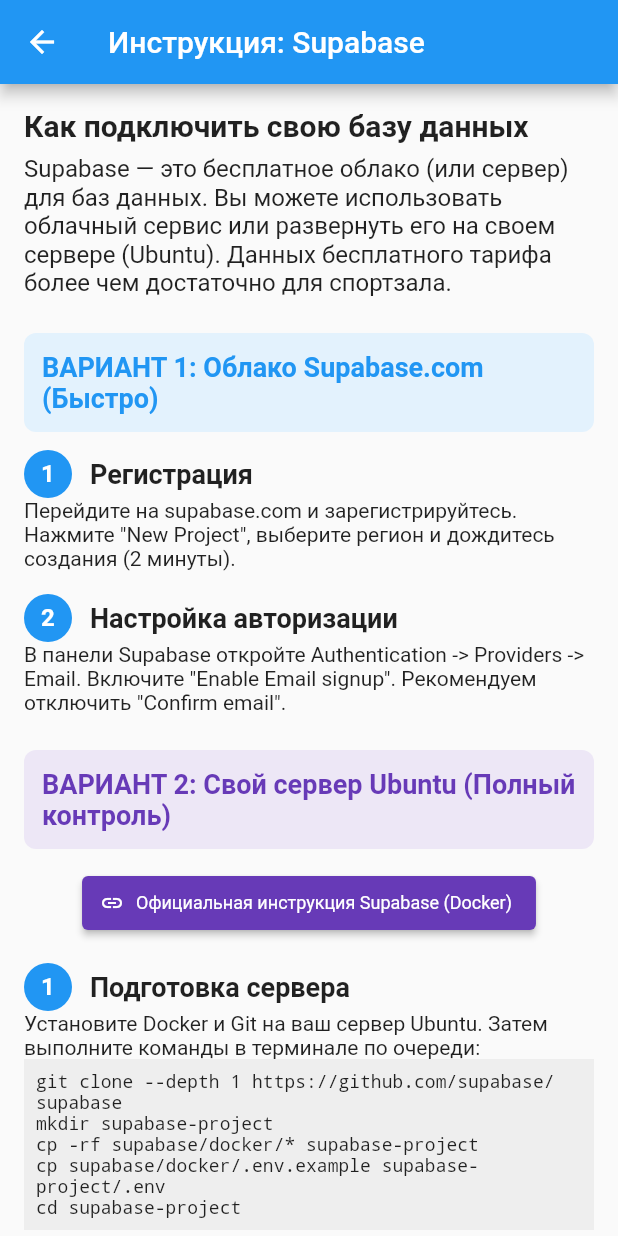
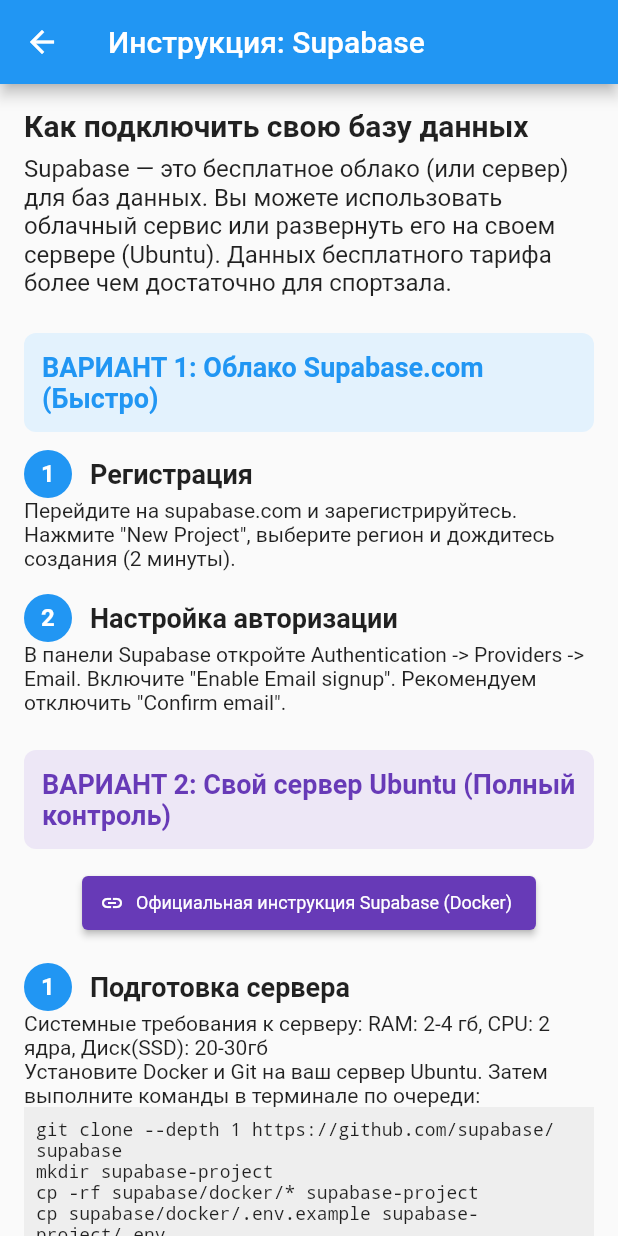
Before and after one commit to arni30rus/gcr_app, a Flutter app: the SetupOwnDbGuideScreen screen opened directly, on a phone screen of 412 x 824 dp. Run offline on Flutter 3.47's test engine with Material 3 defaults, Android fonts, the phone set to English and light mode, and no system bars; our stand-ins replace audioplayers, csv, file_picker, permission_handler, share_plus, shared_preferences and 3 more; missing offline and left inert: mobile_scanner; accounts and stored records are empty.

Commit message:
fix instruction

```diff
--- a/lib/screens/setup_own_db_guide_screen.dart
+++ b/lib/screens/setup_own_db_guide_screen.dart
@@ -72,12 +72,14 @@
             const SizedBox(height: 16),
 
             _buildStep(context, '1', 'Подготовка сервера'),
+            const Text('Системные требования к серверу: RAM: 2-4 гб, CPU: 2 ядра, Диск(SSD): 20-30гб'),
             const Text('Установите Docker и Git на ваш сервер Ubuntu. Затем выполните команды в терминале по очереди:'),
             Container(width: double.infinity, padding: const EdgeInsets.all(8), color: Colors.grey[200], child: const SelectableText(
               'git clone --depth 1 https://github.com/supabase/supabase\n'
               'mkdir supabase-project\n'
               'cp -rf supabase/docker/* supabase-project\n'
               'cp supabase/docker/.env.example supabase-project/.env\n'
+              'rm -r supabase\n'
               'cd supabase-project',
               style: TextStyle(fontFamily: 'Courier', fontSize: 12)
             )),
@@ -96,24 +98,41 @@
             const SizedBox(height: 24),
 
             // ОПТИМИЗАЦИЯ
-            _buildStep(context, '3', 'Оптимизация (Защита от Bloat)'),
-            const SizedBox(height: 10),
+                        _buildStep(context, '3', 'Оптимизация (Защита от Bloat)'),
             Container(
-              padding: const EdgeInsets.all(8),
-              decoration: BoxDecoration(color: Colors.orange[50], borderRadius: BorderRadius.circular(8), border: Border.all(color: Colors.orange)),
-              child: const Column(
+              padding: const EdgeInsets.all(10),
+              decoration: BoxDecoration(
+                color: Colors.orange[50],
+                borderRadius: BorderRadius.circular(8),
+                border: Border.all(color: Colors.orange)
+              ),
+              child: Column( // Убрал const здесь
                 crossAxisAlignment: CrossAxisAlignment.start,
                 children: [
-                  Text('Важно!', style: TextStyle(fontWeight: FontWeight.bold, color: Colors.deepOrange)),
-                  SizedBox(height: 4),
-                  Text('По умолчанию Supabase запускает сервисы логирования и аналитики, которые могут «раздуть» базу до десятков ГБ. Для работы данного приложения они не нужны.'),
-                  SizedBox(height: 8),
-                  Text('1. Откройте файл docker-compose.yml (например, через nano docker-compose.yml).'),
-                  Text('2. Найдите и закомментируйте (поставьте # в начале строк) блоки сервисов:'),
-                  Text('   - analytics (и все связанные с ним volumes)', style: TextStyle(fontFamily: 'Courier', fontSize: 12)),
-                  Text('   - logflare', style: TextStyle(fontFamily: 'Courier', fontSize: 12)),
-                  Text('   - realtime', style: TextStyle(fontFamily: 'Courier', fontSize: 12)),
-                  Text('3. Сохраните файл и перезапустите сервер: sh run.sh stop && sh run.sh start'),
+                  const Text('Важно!', style: TextStyle(fontWeight: FontWeight.bold, color: Colors.deepOrange)),
+                  const SizedBox(height: 4),
+                  const Text('По умолчанию Supabase запускает сервисы логирования, аналитики и хранения картинок. Они забивают жесткий диск логами (до десятков ГБ) и тратят оперативную память. Для данного приложения они не нужны.'),
+                  const SizedBox(height: 8),
+                  const Text('1. Откройте файл docker-compose.yml (команда: nano docker-compose.yml).'),
+                  const Text('2. Найдите в файле следующие сервисы и добавьте им строку profiles: ["disabled"] (как в примере ниже):'),
+                  const Text('   • storage', style: TextStyle(fontFamily: 'Courier', fontSize: 12)),
+                  const Text('   • imgproxy', style: TextStyle(fontFamily: 'Courier', fontSize: 12)),
+                  const Text('   • realtime', style: TextStyle(fontFamily: 'Courier', fontSize: 12)),
+                  const Text('   • functions', style: TextStyle(fontFamily: 'Courier', fontSize: 12)),
+                  const SizedBox(height: 8),
+                  const Text('Пример, как должно выглядеть:'),
+                  Container( // Добавил const сюда
+                    width: double.infinity,
+                    padding: const EdgeInsets.all(8),
+                    color: Colors.black87,
+                    child: const Text(
+                      '  storage:\n    profiles: ["disabled"]\n    image: supabase/storage-api...\n\n  imgproxy:\n    profiles: ["disabled"]\n    image: darthsim/imgproxy...',
+                      style: TextStyle(fontFamily: 'Courier', fontSize: 11, color: Colors.greenAccent),
+                    )
+                  ),
+                  const SizedBox(height: 8),
+                  const Text('3. Сохраните файл и перезапустите сервер: sh run.sh stop && sh run.sh start'),
+                  const Text('Это сэкономит ресурсы сервера и защитит базу от «раздувания».', style: TextStyle(fontStyle: FontStyle.italic, color: Colors.grey)),
                 ],
               ),
             ),
```
